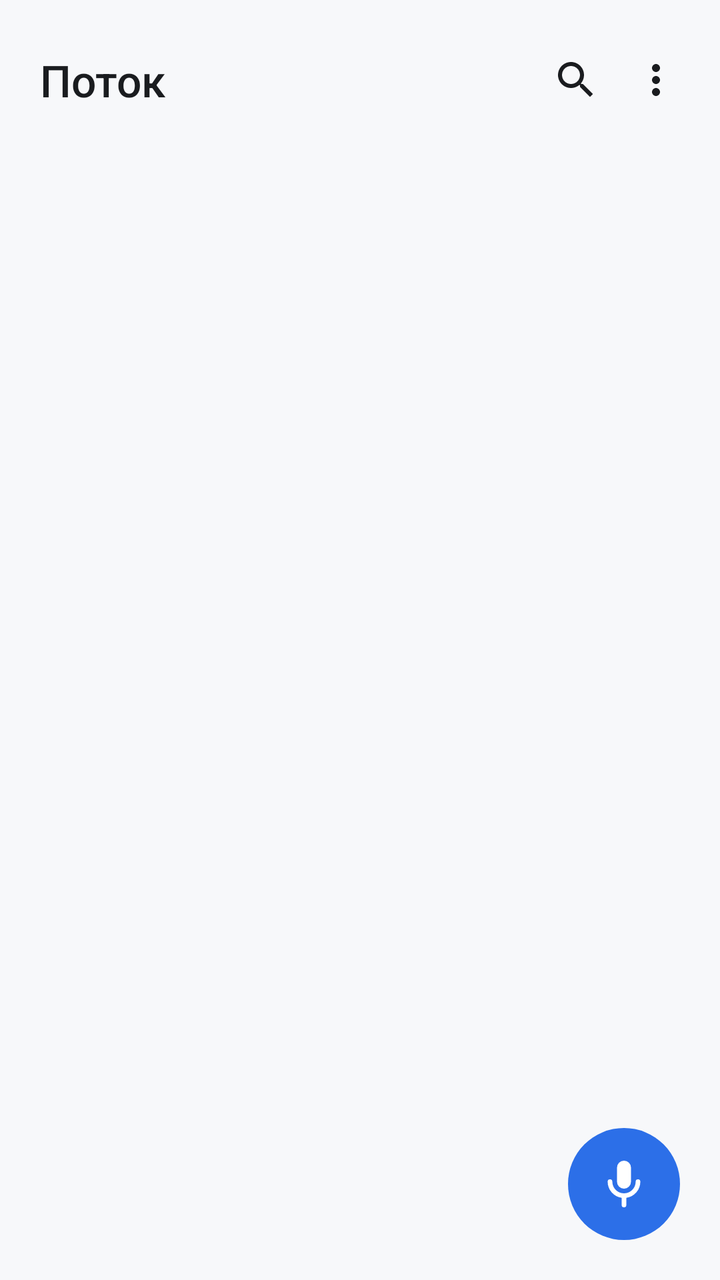
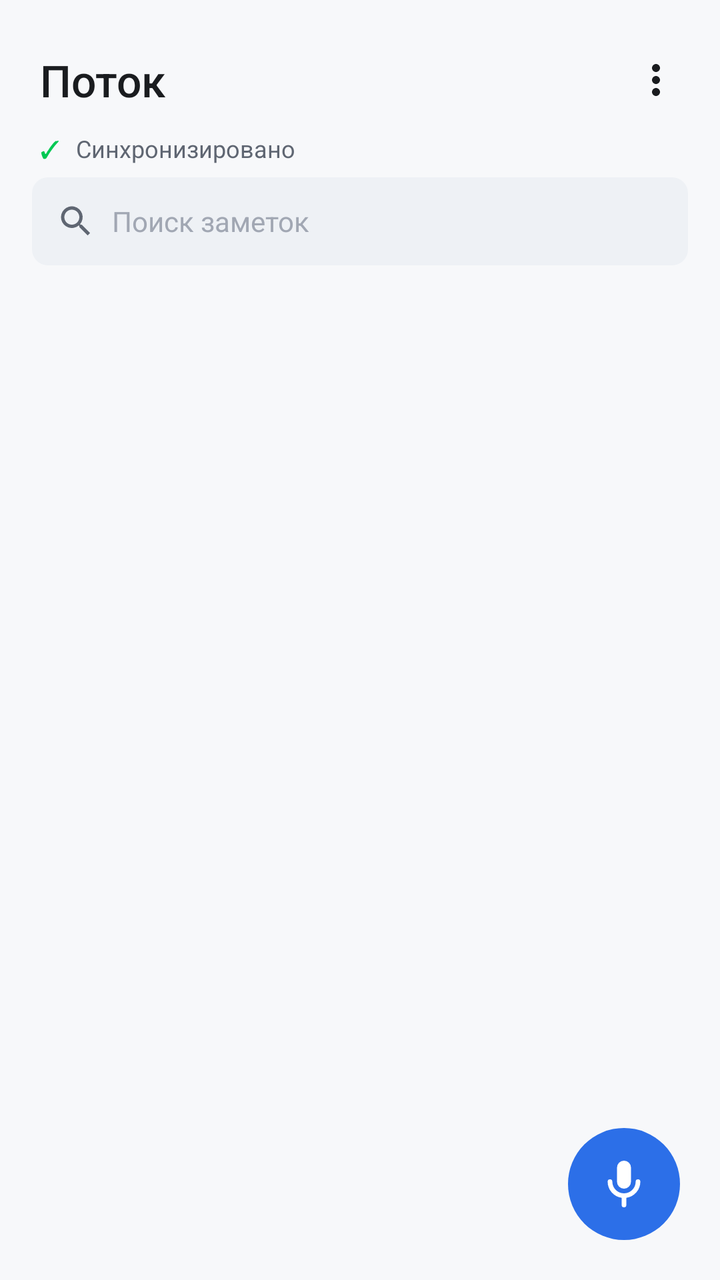

Before-and-after screenshots of an Android layout around one commit, followed by the original layout XML and the change that was made.
<!-- AndroidManifest.xml: application theme Theme.VoiceNotes -->
<!-- res/layout/activity_main.xml -->
<?xml version="1.0" encoding="utf-8"?>
<FrameLayout xmlns:android="http://schemas.android.com/apk/res/android"
    android:layout_width="match_parent"
    android:layout_height="match_parent"
    android:background="@color/bg_app">

    <LinearLayout
        android:layout_width="match_parent"
        android:layout_height="match_parent"
        android:orientation="vertical">

        <LinearLayout
            android:layout_width="match_parent"
            android:layout_height="wrap_content"
            android:orientation="horizontal"
            android:paddingLeft="20dp"
            android:paddingRight="12dp"
            android:paddingTop="20dp"
            android:paddingBottom="4dp"
            android:gravity="center_vertical">

            <TextView
                android:layout_width="0dp"
                android:layout_height="wrap_content"
                android:layout_weight="1"
                android:textAppearance="@style/TextAppearance.Potok.Headline"
                android:textColor="@color/text_primary"
                android:text="Поток" />

            <ImageButton
                android:id="@+id/searchBtn"
                android:layout_width="40dp"
                android:layout_height="40dp"
                android:background="?android:attr/selectableItemBackground"
                android:src="@drawable/ic_search"
                android:tint="@color/text_primary"
                android:scaleType="centerInside"
                android:contentDescription="Поиск" />

            <ImageButton
                android:id="@+id/overflowBtn"
                android:layout_width="40dp"
                android:layout_height="40dp"
                android:background="?android:attr/selectableItemBackground"
                android:src="@drawable/ic_more"
                android:tint="@color/text_primary"
                android:scaleType="centerInside"
                android:contentDescription="Меню" />
        </LinearLayout>

        <LinearLayout
            android:id="@+id/syncBanner"
            android:layout_width="match_parent"
            android:layout_height="wrap_content"
            android:orientation="horizontal"
            android:background="@color/sync_bg"
            android:padding="@dimen/space_m"
            android:layout_marginLeft="@dimen/space_l"
            android:layout_marginRight="@dimen/space_l"
            android:layout_marginBottom="@dimen/space_s"
            android:gravity="center_vertical"
            android:visibility="gone">

            <TextView
                android:id="@+id/syncIcon"
                android:layout_width="wrap_content"
                android:layout_height="wrap_content"
                android:textAppearance="@style/TextAppearance.Potok.Caption"
                android:textColor="@color/cal_text" />

            <TextView
                android:id="@+id/syncText"
                android:layout_width="match_parent"
                android:layout_height="wrap_content"
                android:layout_marginLeft="@dimen/space_s"
                android:textAppearance="@style/TextAppearance.Potok.Caption"
                android:textColor="@color/sync_blue" />
        </LinearLayout>

        <HorizontalScrollView
            android:layout_width="match_parent"
            android:layout_height="wrap_content"
            android:paddingLeft="16dp"
            android:paddingRight="16dp"
            android:paddingBottom="8dp"
            android:scrollbars="none"
            android:fillViewport="true">

            <LinearLayout
                android:id="@+id/chipsRow"
                android:layout_width="wrap_content"
                android:layout_height="wrap_content"
                android:orientation="horizontal" />
        </HorizontalScrollView>

        <FrameLayout
            android:layout_width="match_parent"
            android:layout_height="0dp"
            android:layout_weight="1">

            <ListView
                android:id="@+id/notes"
                android:layout_width="match_parent"
                android:layout_height="match_parent"
                android:divider="@color/divider"
                android:dividerHeight="1dp"
                android:paddingLeft="0dp"
                android:paddingRight="0dp"
                android:paddingBottom="96dp"
                android:clipToPadding="false"
                android:scrollbars="none" />

            <TextView
                android:id="@+id/empty"
                android:layout_width="match_parent"
                android:layout_height="wrap_content"
                android:layout_gravity="center"
                android:text="🎤 Нажмите микрофон\nили скажите на часах"
                android:textAppearance="@style/TextAppearance.Potok.Title"
                android:textColor="@color/text_secondary"
                android:gravity="center"
                android:padding="32dp"
                android:lineSpacingExtra="4dp"
                android:visibility="gone" />
        </FrameLayout>
    </LinearLayout>

            <ImageButton
                android:id="@+id/recFab"
                android:layout_width="56dp"
                android:layout_height="56dp"
                android:layout_gravity="bottom|end"
                android:layout_margin="20dp"
                android:background="@drawable/bg_fab"
                android:src="@drawable/ic_mic"
                android:scaleType="center"
                android:contentDescription="Запись" />

            
            <LinearLayout
                android:id="@+id/recPill"
                android:layout_width="wrap_content"
                android:layout_height="40dp"
                android:layout_gravity="bottom|end"
                android:layout_marginRight="20dp"
                android:layout_marginBottom="88dp"
                android:orientation="horizontal"
                android:gravity="center_vertical"
                android:background="@drawable/bg_pill"
                android:paddingLeft="14dp"
                android:paddingRight="14dp"
                android:elevation="2dp"
                android:visibility="gone">

                <View
                    android:id="@+id/recLevelDot"
                    android:layout_width="8dp"
                    android:layout_height="8dp"
                    android:background="@drawable/bg_dot_green" />

                <TextView
                    android:id="@+id/recTimer"
                    android:layout_width="wrap_content"
                    android:layout_height="wrap_content"
                    android:layout_marginLeft="8dp"
                    android:textAppearance="@style/TextAppearance.Potok.Body"
                    android:textColor="@color/text_primary"
                    android:text="0:00" />
            </LinearLayout>
        </FrameLayout>
<!-- resources referenced by this layout -->
<resources>
  <color name="bg_app">#F7F8FA</color>
  <color name="cal_text">#2C6FE8</color>
  <color name="divider">#E1E4EA</color>
  <color name="sync_bg">#EEF1F5</color>
  <color name="sync_blue">#2C6FE8</color>
  <color name="text_primary">#1A1C1F</color>
  <color name="text_secondary">#5F6672</color>
  <dimen name="space_l">16dp</dimen>
  <dimen name="space_m">12dp</dimen>
  <dimen name="space_s">8dp</dimen>
  <!-- drawable bg_dot_green (drawable) -->
  <?xml version="1.0" encoding="utf-8"?>
  <shape xmlns:android="http://schemas.android.com/apk/res/android"
      android:shape="oval">
      <solid android:color="@color/rec_green" />
  </shape>
  <!-- drawable bg_fab (drawable) -->
  <?xml version="1.0" encoding="utf-8"?>
  <selector xmlns:android="http://schemas.android.com/apk/res/android">
      <item android:state_pressed="true">
          <shape android:shape="oval">
              <solid android:color="#1E5BC6" />
          </shape>
      </item>
      <item>
          <shape android:shape="oval">
              <solid android:color="@color/accent_blue" />
          </shape>
      </item>
  </selector>
  <!-- drawable bg_pill (drawable) -->
  <?xml version="1.0" encoding="utf-8"?>
  <shape xmlns:android="http://schemas.android.com/apk/res/android"
      android:shape="rectangle">
      <solid android:color="@color/bg_card" />
      <corners android:radius="20dp" />
  </shape>
  <!-- drawable ic_search (drawable) -->
  <?xml version="1.0" encoding="utf-8"?>
  <vector xmlns:android="http://schemas.android.com/apk/res/android"
      android:width="24dp"
      android:height="24dp"
      android:viewportWidth="24"
      android:viewportHeight="24">
      <path
          android:fillColor="#000000"
          android:pathData="M15.5,14h-.79l-.28,-.27a6.5,6.5 0 1 0 -.7,.7l.27,.28v.79l5,4.99L20.49,19l-4.99,-5zm-6,0C7.01,14 5,11.99 5,9.5S7.01,5 9.5,5 14,7.01 14,9.5 11.99,14 9.5,14z" />
  </vector>
  <style name="TextAppearance.Potok.Body">
          <item name="android:textSize">14sp</item>
          <item name="android:lineSpacingExtra">6dp</item>
          <item name="android:fontFamily">sans-serif</item>
      </style>
  <style name="TextAppearance.Potok.Caption">
          <item name="android:textSize">12sp</item>
          <item name="android:lineSpacingExtra">4dp</item>
          <item name="android:fontFamily">sans-serif</item>
      </style>
  <style name="TextAppearance.Potok.Headline">
          <item name="android:textSize">22sp</item>
          <item name="android:lineSpacingExtra">6dp</item>
          <item name="android:fontFamily">sans-serif-medium</item>
          <item name="android:textFontWeight" tools:targetApi="28">500</item>
      </style>
  <style name="TextAppearance.Potok.Title">
          <item name="android:textSize">16sp</item>
          <item name="android:lineSpacingExtra">8dp</item>
          <item name="android:fontFamily">sans-serif-medium</item>
          <item name="android:textFontWeight" tools:targetApi="28">500</item>
      </style>
  <style name="Theme.VoiceNotes" parent="android:Theme.Material.Light.NoActionBar">
          <item name="android:colorPrimary">@color/primary</item>
          <item name="android:colorPrimaryDark">@color/primary_dark</item>
          <item name="android:colorAccent">@color/accent</item>
          <item name="android:statusBarColor">@color/primary_dark</item>
      </style>
  <color name="rec_green">#00E676</color>
  <color name="accent_blue">#2C6FE8</color>
  <color name="bg_card">#FFFFFF</color>
  <color name="primary">#2C6FE8</color>
  <color name="primary_dark">#1E5BC6</color>
  <color name="accent">#2C6FE8</color>
  <!-- unchanged entries left out for length: 2 -->
</resources>

<!-- the commit's change to res/layout/activity_main.xml (unified diff, before → after) -->
@@ -28,16 +28,6 @@
                 android:text="Поток" />
 
             <ImageButton
-                android:id="@+id/searchBtn"
-                android:layout_width="40dp"
-                android:layout_height="40dp"
-                android:background="?android:attr/selectableItemBackground"
-                android:src="@drawable/ic_search"
-                android:tint="@color/text_primary"
-                android:scaleType="centerInside"
-                android:contentDescription="Поиск" />
-
-            <ImageButton
                 android:id="@+id/overflowBtn"
                 android:layout_width="40dp"
                 android:layout_height="40dp"
@@ -48,25 +38,25 @@
                 android:contentDescription="Меню" />
         </LinearLayout>
 
+        
         <LinearLayout
             android:id="@+id/syncBanner"
             android:layout_width="match_parent"
             android:layout_height="wrap_content"
             android:orientation="horizontal"
-            android:background="@color/sync_bg"
-            android:padding="@dimen/space_m"
-            android:layout_marginLeft="@dimen/space_l"
-            android:layout_marginRight="@dimen/space_l"
-            android:layout_marginBottom="@dimen/space_s"
-            android:gravity="center_vertical"
-            android:visibility="gone">
+            android:paddingLeft="20dp"
+            android:paddingRight="20dp"
+            android:paddingTop="2dp"
+            android:paddingBottom="6dp"
+            android:gravity="center_vertical">
 
             <TextView
                 android:id="@+id/syncIcon"
                 android:layout_width="wrap_content"
                 android:layout_height="wrap_content"
                 android:textAppearance="@style/TextAppearance.Potok.Caption"
-                android:textColor="@color/cal_text" />
+                android:textColor="@color/sync_ok"
+                android:text="✓" />
 
             <TextView
                 android:id="@+id/syncText"
@@ -74,7 +64,42 @@
                 android:layout_height="wrap_content"
                 android:layout_marginLeft="@dimen/space_s"
                 android:textAppearance="@style/TextAppearance.Potok.Caption"
-                android:textColor="@color/sync_blue" />
+                android:textColor="@color/text_secondary"
+                android:text="Синхронизировано" />
+        </LinearLayout>
+
+        
+        <LinearLayout
+            android:id="@+id/searchField"
+            android:layout_width="match_parent"
+            android:layout_height="44dp"
+            android:orientation="horizontal"
+            android:background="@drawable/bg_field"
+            android:foreground="?android:attr/selectableItemBackground"
+            android:layout_marginLeft="@dimen/space_l"
+            android:layout_marginRight="@dimen/space_l"
+            android:layout_marginBottom="@dimen/space_s"
+            android:paddingLeft="@dimen/space_m"
+            android:paddingRight="@dimen/space_m"
+            android:gravity="center_vertical"
+            android:clickable="true"
+            android:focusable="true">
+
+            <ImageView
+                android:layout_width="20dp"
+                android:layout_height="20dp"
+                android:src="@drawable/ic_search"
+                android:tint="@color/text_secondary"
+                android:scaleType="centerInside"
+                android:contentDescription="Поиск" />
+
+            <TextView
+                android:layout_width="match_parent"
+                android:layout_height="wrap_content"
+                android:layout_marginLeft="@dimen/space_s"
+                android:textAppearance="@style/TextAppearance.Potok.Body"
+                android:textColor="@color/potok_text_disabled"
+                android:text="Поиск заметок" />
         </LinearLayout>
 
         <HorizontalScrollView
@@ -102,10 +127,11 @@
                 android:id="@+id/notes"
                 android:layout_width="match_parent"
                 android:layout_height="match_parent"
-                android:divider="@color/divider"
-                android:dividerHeight="1dp"
-                android:paddingLeft="0dp"
-                android:paddingRight="0dp"
+                android:divider="@android:color/transparent"
+                android:dividerHeight="8dp"
+                android:paddingLeft="@dimen/space_m"
+                android:paddingRight="@dimen/space_m"
+                android:paddingTop="4dp"
                 android:paddingBottom="96dp"
                 android:clipToPadding="false"
                 android:scrollbars="none" />
<!-- resource entries referenced after the edit -->
@@ -1,10 +1,8 @@
 <!-- resources referenced by this layout -->
 <resources>
   <color name="bg_app">#F7F8FA</color>
-  <color name="cal_text">#2C6FE8</color>
-  <color name="divider">#E1E4EA</color>
-  <color name="sync_bg">#EEF1F5</color>
-  <color name="sync_blue">#2C6FE8</color>
+  <color name="potok_text_disabled">#A1A7B3</color>
+  <color name="sync_ok">#00C853</color>
   <color name="text_primary">#1A1C1F</color>
   <color name="text_secondary">#5F6672</color>
   <dimen name="space_l">16dp</dimen>
@@ -30,6 +28,13 @@
           </shape>
       </item>
   </selector>
+  <!-- drawable bg_field (drawable) -->
+  <?xml version="1.0" encoding="utf-8"?>
+  <shape xmlns:android="http://schemas.android.com/apk/res/android"
+      android:shape="rectangle">
+      <solid android:color="@color/potok_surface_secondary" />
+      <corners android:radius="@dimen/radius_s" />
+  </shape>
   <!-- drawable bg_pill (drawable) -->
   <?xml version="1.0" encoding="utf-8"?>
   <shape xmlns:android="http://schemas.android.com/apk/res/android"
@@ -78,6 +83,8 @@
       </style>
   <color name="rec_green">#00E676</color>
   <color name="accent_blue">#2C6FE8</color>
+  <color name="potok_surface_secondary">#EEF1F5</color>
+  <dimen name="radius_s">8dp</dimen>
   <color name="bg_card">#FFFFFF</color>
   <color name="primary">#2C6FE8</color>
   <color name="primary_dark">#1E5BC6</color>
